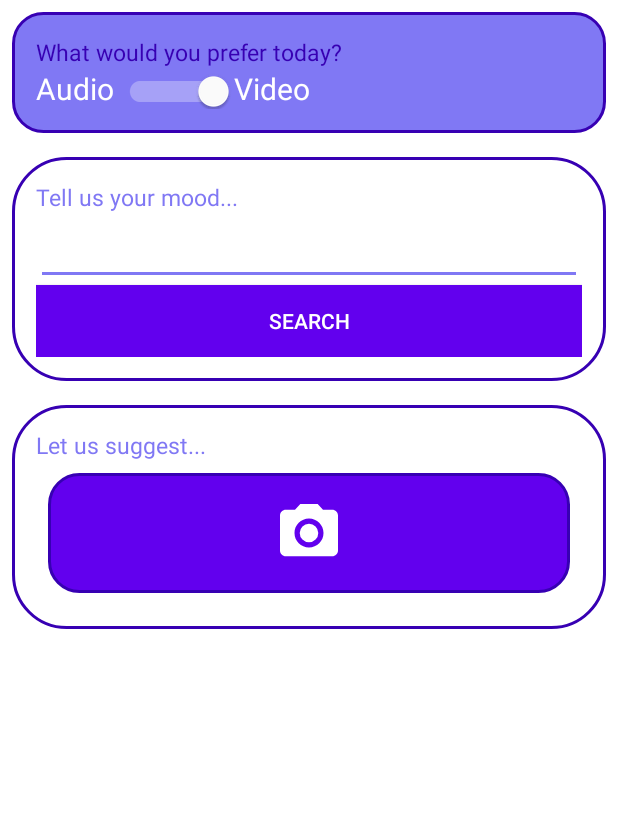
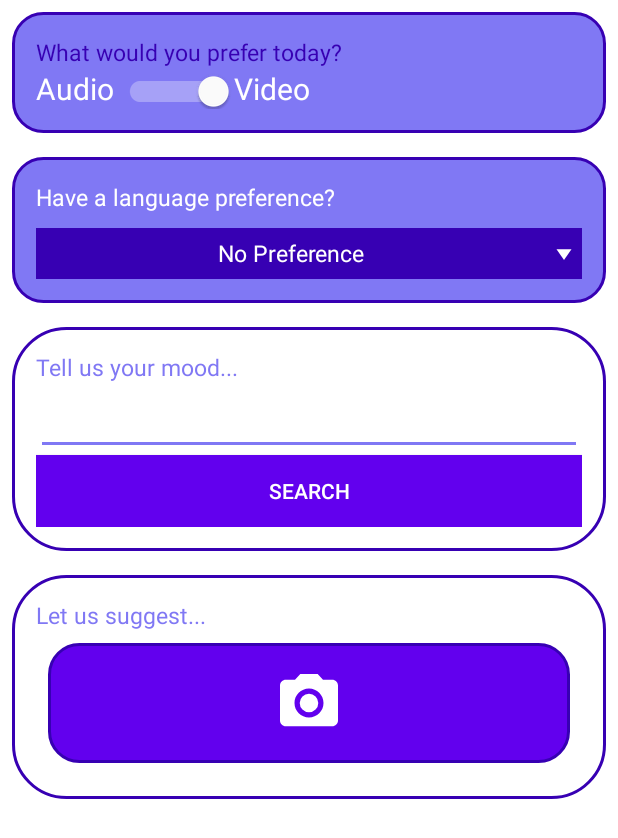
Before and after one commit to Athe1stB/Euphoric, an Android app: the EmotionControllerActivity screen opened directly, with no data from a screen before it, after a tap on "SEARCH", on a phone screen of 412 x 824 dp. Shown: the top 838 px of the screen. Run offline under Robolectric (Android 15) with nearby library versions, the phone set to English and light mode, and no system bars; our stand-ins replace Volley; network calls fail; Roboto replaces fonts that are not available here; 1 statement that could not run was skipped.

Commit message:
language input ui spinner

```diff
--- a/app/src/main/java/com/example/euphoric/view/EmotionControllerActivity.java
+++ b/app/src/main/java/com/example/euphoric/view/EmotionControllerActivity.java
@@ -8,13 +8,21 @@ import androidx.appcompat.widget.AppCompatEditText;
 import androidx.appcompat.widget.SwitchCompat;
 import androidx.core.content.FileProvider;
 
+import android.app.Dialog;
 import android.content.SharedPreferences;
+import android.graphics.Color;
+import android.graphics.drawable.ColorDrawable;
 import android.net.Uri;
 import android.os.Bundle;
 import android.os.StrictMode;
+import android.text.Editable;
+import android.text.TextWatcher;
 import android.view.View;
 import android.widget.Button;
+import android.widget.EditText;
 import android.widget.LinearLayout;
+import android.widget.ListView;
+import android.widget.TextView;
 import android.widget.Toast;
 
 import com.android.volley.RequestQueue;
@@ -23,17 +31,75 @@ import com.example.euphoric.R;
 import com.example.euphoric.services.CameraService;
 import com.example.euphoric.services.EmotionControllerService;
 
+import android.widget.AdapterView;
+import android.widget.ArrayAdapter;
+import android.widget.AutoCompleteTextView;
+
+import org.w3c.dom.Text;
+
 import java.io.File;
+import java.util.ArrayList;
 
 public class EmotionControllerActivity extends AppCompatActivity {
 
     RequestQueue requestQueue;
     SharedPreferences sharedPreferences;
+    TextView textView;
+    ArrayList<String> arrayList;
+    Dialog dialog;
 
     @Override
     protected void onCreate(Bundle savedInstanceState) {
         super.onCreate(savedInstanceState);
         setContentView(R.layout.activity_emotion_controller);
+
+        textView = findViewById(R.id.language);
+
+        String[] arrayList = getResources().getStringArray(R.array.languages);
+
+        textView.setOnClickListener(new View.OnClickListener() {
+            @Override
+            public void onClick(View view) {
+                dialog = new Dialog(EmotionControllerActivity.this);
+                dialog.setContentView(R.layout.dialog_searchable_spinner);
+                dialog.getWindow().setLayout(750, 900);
+                dialog.getWindow().setBackgroundDrawable(new ColorDrawable(Color.TRANSPARENT));
+                dialog.show();
+
+                EditText editText = dialog.findViewById(R.id.edit_text);
+                ListView listView = dialog.findViewById(R.id.list_view);
+
+                ArrayAdapter<String> adapter = new ArrayAdapter<>(EmotionControllerActivity.this
+                            , android.R.layout.simple_list_item_1,arrayList);
+
+                listView.setAdapter(adapter);
+
+                editText.addTextChangedListener(new TextWatcher() {
+                    @Override
+                    public void beforeTextChanged(CharSequence charSequence, int i, int i1, int i2) {
+
+                    }
+
+                    @Override
+                    public void onTextChanged(CharSequence charSequence, int i, int i1, int i2) {
+                        adapter.getFilter().filter(charSequence);
+                    }
+
+                    @Override
+                    public void afterTextChanged(Editable editable) {
+
+                    }
+                });
+
+                listView.setOnItemClickListener(new AdapterView.OnItemClickListener() {
+                    @Override
+                    public void onItemClick(AdapterView<?> adapterView, View view, int i, long l) {
+                        textView.setText(adapter.getItem(i));
+                        dialog.dismiss();
+                    }
+                });
+            }
+        });
 
         requestQueue = Volley.newRequestQueue(this);
         sharedPreferences = this.getSharedPreferences(getString(R.string.shared_pref_key), MODE_PRIVATE);
@@ -45,10 +111,13 @@ public class EmotionControllerActivity extends AppCompatActivity {
 
     private void handleManualSuggestion(SwitchCompat switchCompat){
         AppCompatEditText moodText = findViewById(R.id.mood_input);
+        TextView language = findViewById(R.id.language);
         Button searchButton = findViewById(R.id.search_on_mood);
         searchButton.setOnClickListener(new View.OnClickListener() {
             @Override
             public void onClick(View v) {
+                String blah = language.getText().toString();
+                System.out.println(blah);
                 if(moodText.getText() == null || moodText.getText().toString().equals(""))
                     Toast.makeText(getApplicationContext(), "Enter mood/genre", Toast.LENGTH_SHORT).show();
                 else {
--- /dev/null
+++ b/app/src/main/res/drawable/ic_arrow.xml
@@ -0,0 +1,5 @@
+<vector android:height="34dp" android:tint="@android:color/white"
+    android:viewportHeight="24" android:viewportWidth="24"
+    android:width="24dp" xmlns:android="http://schemas.android.com/apk/res/android">
+    <path android:fillColor="@android:color/white" android:pathData="M7,10l5,5 5,-5z"/>
+</vector>
--- a/app/src/main/res/drawable/song_list_card.xml
+++ b/app/src/main/res/drawable/song_list_card.xml
@@ -4,7 +4,7 @@
     xmlns:android="http://schemas.android.com/apk/res/android"
     android:shape="rectangle">
     <corners
-        android:radius="20dp" />
+        android:radius="0dp" />
     <gradient
         android:type="linear"
         android:gradientRadius="250dp"
--- a/app/src/main/res/layout/activity_emotion_controller.xml
+++ b/app/src/main/res/layout/activity_emotion_controller.xml
@@ -48,6 +48,35 @@
                 android:text="Video"/>
         </LinearLayout>
     </LinearLayout>
+
+    <LinearLayout
+        android:layout_margin="8dp"
+        android:layout_width="match_parent"
+        android:layout_height="wrap_content"
+        android:orientation="vertical"
+        android:background="@drawable/home_card"
+        android:padding="16dp">
+        <TextView
+            android:layout_width="wrap_content"
+            android:layout_height="wrap_content"
+            android:text="Have a language preference?"
+            android:textColor="@color/white"
+            android:textSize="15sp"/>
+        <TextView
+            android:layout_width="match_parent"
+            android:layout_height="wrap_content"
+            android:id="@+id/language"
+            android:text="No Preference"
+            android:textColor="@color/white"
+            android:gravity="center"
+            android:layout_marginTop="10dp"
+            android:textSize="15sp"
+            android:drawableEnd="@drawable/ic_arrow"
+            android:background="@color/purple_700"/>
+
+    </LinearLayout>
+
+
 
     <LinearLayout
         android:layout_margin="8dp"
--- a/app/src/main/res/values/strings.xml
+++ b/app/src/main/res/values/strings.xml
@@ -28,6 +28,39 @@
     <string name="submit">SUBMIT</string>
     <string name="back">BACK</string>
 
+    <!-- languages for dropdown box -->
+    <string-array name="languages">
+        <item>No Preference</item>
+        <item>Arabic</item>
+        <item>Assamese</item>
+        <item>Bangla</item>
+        <item>Bengali</item>
+        <item>Bhojpuri</item>
+        <item>Chinese</item>
+        <item>English</item>
+        <item>French</item>
+        <item>German</item>
+        <item>Gujarati</item>
+        <item>Hindi</item>
+        <item>Japanese</item>
+        <item>Kannada</item>
+        <item>Kashmiri</item>
+        <item>Korean</item>
+        <item>Malayalam</item>
+        <item>Manipuri</item>
+        <item>Marathi</item>
+        <item>Nepali</item>
+        <item>Oriya</item>
+        <item>Pahari</item>
+        <item>Punjabi</item>
+        <item>Rajasthani</item>
+        <item>Sindhi</item>
+        <item>Spanish</item>
+        <item>Tamil</item>
+        <item>Telugu</item>
+        <item>Urdu</item>
+    </string-array>
+
 <!--    spotify related constants    -->
     <string name="CLIENT_ID">18fc031bc8954e259f1f178449f209f8</string>
     <string name="REDIRECT_URI">com.example.euphoric://callback</string>
```
Also changed, not shown: app/src/main/res/layout/dialog_searchable_spinner.xml (added, +35 -0 lines).
